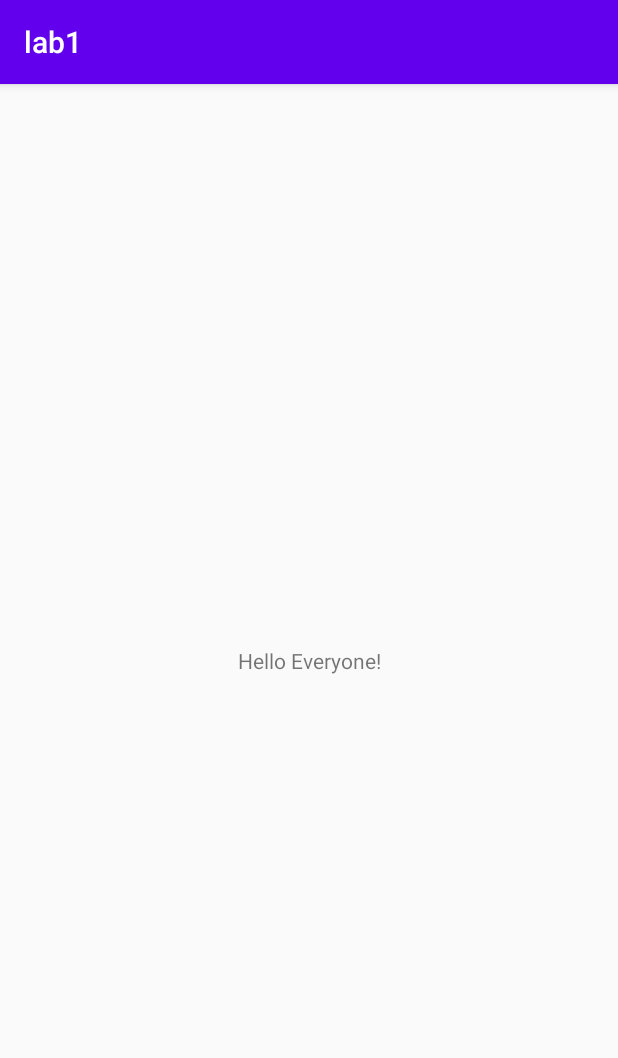
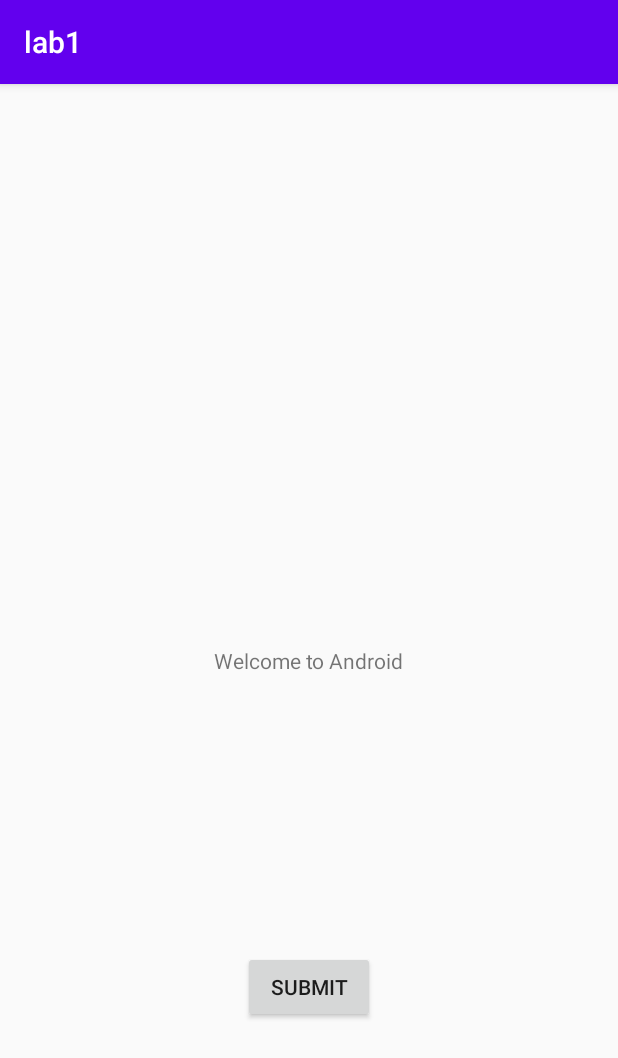
Before and after one commit to CS407-Fall-2021/lab1-sehochung, an Android app: the screen it shows after launch (LabActivity), on a phone screen of 412 x 824 dp. Shown: the top 1058 px of the screen. Run offline under Robolectric (Android 15) with nearby library versions, the phone set to English and light mode, and no system bars.

Commit message:
Added "Submit" Button

```diff
--- a/app/src/main/res/layout/activity_main.xml
+++ b/app/src/main/res/layout/activity_main.xml
@@ -7,12 +7,23 @@
     tools:context=".LabActivity">
 
     <TextView
+        android:id="@+id/textView"
         android:layout_width="wrap_content"
         android:layout_height="wrap_content"
-        android:text="Hello Everyone!"
+        android:text="Welcome to Android"
         app:layout_constraintBottom_toBottomOf="parent"
-        app:layout_constraintLeft_toLeftOf="parent"
-        app:layout_constraintRight_toRightOf="parent"
+        app:layout_constraintEnd_toEndOf="parent"
+        app:layout_constraintStart_toStartOf="parent"
         app:layout_constraintTop_toTopOf="parent" />
 
+    <Button
+        android:id="@+id/button"
+        android:layout_width="wrap_content"
+        android:layout_height="wrap_content"
+        android:layout_marginBottom="142dp"
+        android:text="Submit"
+        app:layout_constraintBottom_toBottomOf="parent"
+        app:layout_constraintEnd_toEndOf="parent"
+        app:layout_constraintStart_toStartOf="parent" />
+
 </androidx.constraintlayout.widget.ConstraintLayout>
```
